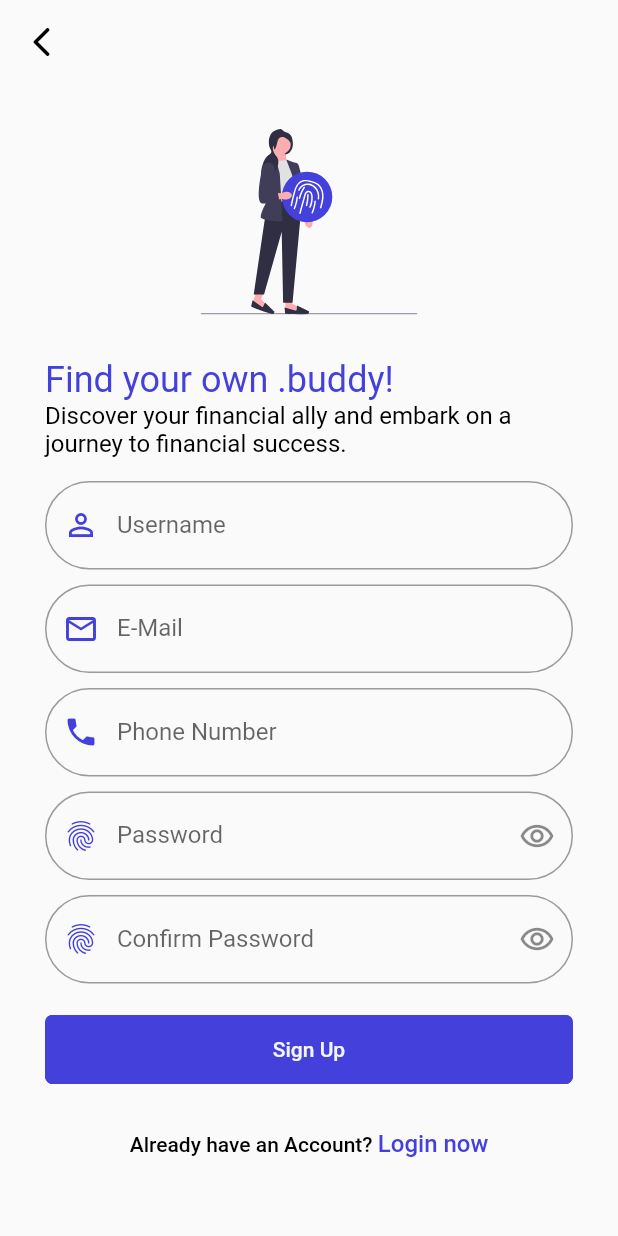
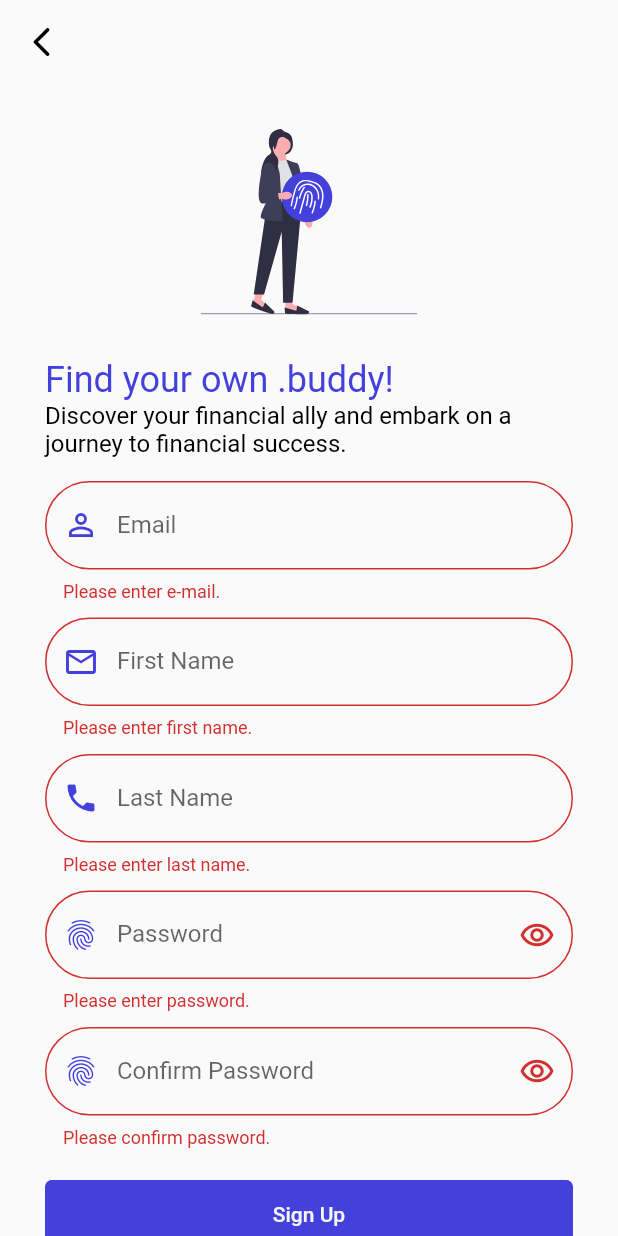
Before and after one commit to jtrznadel/budgetBuddy, a Flutter app: the SignUpScreen screen opened directly, after a tap on "Sign Up", on a phone screen of 412 x 824 dp. Run offline on Flutter 3.47's test engine with Material 2 defaults, Android fonts, the phone set to English and light mode, and no system bars; our stand-ins replace animated_text_kit, curved_navigation_bar, dio, fl_chart, flutter_secure_storage, flutter_svg and 4 more; missing offline and left inert: animated_button_bar; accounts and stored records are empty; network calls fail.

Commit message:
expenses repo added

```diff
--- a/lib/features/authentication/controllers/login_controller.dart
+++ b/lib/features/authentication/controllers/login_controller.dart
@@ -1,11 +1,19 @@
+import 'package:budget_buddy/repositories/authentication_repository/authentication_repository.dart';
 import 'package:flutter/material.dart';
+import 'package:flutter_secure_storage/flutter_secure_storage.dart';
 import 'package:get/get.dart';
 
 class LogInController extends GetxController {
   static LogInController get instance => Get.find();
+  final storage = const FlutterSecureStorage();
 
   bool isPasswordObscured = true;
 
   final email = TextEditingController();
   final password = TextEditingController();
+
+  void loginUser(String email, String password) async {
+    var result = await AuthenticationRepository().loginUser(email, password);
+    await storage.write(key: 'token', value: result.toString());
+  }
 }
--- a/lib/features/authentication/controllers/signup_controller.dart
+++ b/lib/features/authentication/controllers/signup_controller.dart
@@ -1,3 +1,5 @@
+import 'package:budget_buddy/models/authentication_models/user_registration_model.dart';
+import 'package:budget_buddy/repositories/authentication_repository/authentication_repository.dart';
 import 'package:flutter/material.dart';
 import 'package:get/get.dart';
 
@@ -7,9 +9,13 @@ class SignUpController extends GetxController {
   bool isPasswordObscured = true;
   bool isConfirmPasswordObscured = true;
 
-  final username = TextEditingController();
   final email = TextEditingController();
-  final phoneNumber = TextEditingController();
   final password = TextEditingController();
   final confirmPassword = TextEditingController();
+  final firstName = TextEditingController();
+  final lastName = TextEditingController();
+
+  void registerUser(UserRegistrationModel user) {
+    AuthenticationRepository().registerUser(user.toJson());
+  }
 }
--- a/lib/features/authentication/screens/login_screen/widgets/login_form_widget.dart
+++ b/lib/features/authentication/screens/login_screen/widgets/login_form_widget.dart
@@ -2,6 +2,7 @@ import 'package:budget_buddy/common_widgets/navigation/navigation_profile_widget
 import 'package:budget_buddy/constants/color_palette.dart';
 import 'package:budget_buddy/features/authentication/controllers/login_controller.dart';
 import 'package:flutter/material.dart';
+import 'package:flutter_secure_storage/flutter_secure_storage.dart';
 import 'package:get/get.dart';
 
 import '../../../../../constants/sizes.dart';
@@ -16,6 +17,8 @@ class LoginForm extends StatefulWidget {
   @override
   State<LoginForm> createState() => _LoginFormState();
 }
+
+const storage = FlutterSecureStorage();
 
 class _LoginFormState extends State<LoginForm> {
   @override
@@ -93,6 +96,10 @@ class _LoginFormState extends State<LoginForm> {
                 width: double.infinity,
                 child: ElevatedButton(
                   onPressed: () {
+                    if (formKey.currentState!.validate()) {
+                      LogInController.instance.loginUser(
+                          controller.email.text.trim(), controller.password.text.trim());
+                    }
                     Get.to(() => const NavigationProfile());
                   },
                   child: const Text("Login"),
--- a/lib/features/authentication/screens/signup_screen/widgets/signup_form_widget.dart
+++ b/lib/features/authentication/screens/signup_screen/widgets/signup_form_widget.dart
@@ -1,5 +1,7 @@
 import 'package:budget_buddy/constants/sizes.dart';
 import 'package:budget_buddy/features/authentication/controllers/signup_controller.dart';
+import 'package:budget_buddy/features/authentication/screens/login_screen/login_screen.dart';
+import 'package:budget_buddy/models/authentication_models/user_registration_model.dart';
 import 'package:flutter/material.dart';
 import 'package:get/get.dart';
 
@@ -25,21 +27,6 @@ class _SignUpFormWidgetState extends State<SignUpFormWidget> {
           crossAxisAlignment: CrossAxisAlignment.start,
           children: [
             TextFormField(
-              controller: controller.username,
-              validator: (value) {
-                if (value == null || value.isEmpty) {
-                  return 'Please enter username.';
-                } else {
-                  return null;
-                }
-              },
-              decoration: const InputDecoration(
-                label: Text("Username"),
-                prefixIcon: Icon(Icons.person_outline_outlined),
-              ),
-            ),
-            const SizedBox(height: kDefaultPadding - 20),
-            TextFormField(
               controller: controller.email,
               validator: (value) {
                 if (value == null || value.isEmpty) {
@@ -49,22 +36,37 @@ class _SignUpFormWidgetState extends State<SignUpFormWidget> {
                 }
               },
               decoration: const InputDecoration(
-                label: Text("E-Mail"),
+                label: Text("Email"),
+                prefixIcon: Icon(Icons.person_outline_outlined),
+              ),
+            ),
+            const SizedBox(height: kDefaultPadding - 20),
+            TextFormField(
+              controller: controller.firstName,
+              validator: (value) {
+                if (value == null || value.isEmpty) {
+                  return 'Please enter first name.';
+                } else {
+                  return null;
+                }
+              },
+              decoration: const InputDecoration(
+                label: Text("First Name"),
                 prefixIcon: Icon(Icons.email_outlined),
               ),
             ),
             const SizedBox(height: kDefaultPadding - 20),
             TextFormField(
-              controller: controller.phoneNumber,
+              controller: controller.lastName,
               validator: (value) {
                 if (value == null || value.isEmpty) {
-                  return 'Please enter phone number.';
+                  return 'Please enter last name.';
                 } else {
                   return null;
                 }
               },
               decoration: const InputDecoration(
-                label: Text("Phone Number"),
+                label: Text("Last Name"),
                 prefixIcon: Icon(Icons.phone),
               ),
             ),
@@ -129,7 +131,18 @@ class _SignUpFormWidgetState extends State<SignUpFormWidget> {
             SizedBox(
               width: double.infinity,
               child: ElevatedButton(
-                onPressed: () {},
+                onPressed: () {
+                  if (formKey.currentState!.validate()) {
+                    SignUpController.instance.registerUser(UserRegistrationModel(
+                      email: controller.email.text.trim(),
+                      firstName: controller.firstName.text.trim(),
+                      lastName: controller.lastName.text.trim(),
+                      password: controller.password.text.trim(),
+                      confirmPassword: controller.confirmPassword.text.trim(),
+                    ));
+                    Get.to(() => const LoginScreen());
+                  }
+                },
                 child: const Text("Sign Up"),
               ),
             ),
--- a/lib/features/core/screens/dashboard/widgets/expense_widget.dart
+++ b/lib/features/core/screens/dashboard/widgets/expense_widget.dart
@@ -35,14 +35,14 @@ class ExpenseWidget extends StatelessWidget {
               Column(
                 crossAxisAlignment: CrossAxisAlignment.start,
                 children: [
-                  Text(expense.title),
-                  Text(DateFormat.yMMMd().format(expense.date))
+                  Text(expense.name.toString()),
+                  Text(DateFormat.yMMMd().format(expense.date!))
                 ],
               ),
             ],
           ),
           Text(
-            "-${expense.amount} zł",
+            "-${expense.price} zł",
             style: const TextStyle(fontSize: 16, fontWeight: FontWeight.bold),
           )
         ],
--- a/lib/features/core/screens/profile/profile_screen.dart
+++ b/lib/features/core/screens/profile/profile_screen.dart
@@ -1,6 +1,8 @@
 import 'package:budget_buddy/constants/color_palette.dart';
 import 'package:budget_buddy/constants/sizes.dart';
+import 'package:budget_buddy/features/authentication/screens/welcome_screen/welcome_screen.dart';
 import 'package:flutter/material.dart';
+import 'package:get/get.dart';
 
 class ProfileScreen extends StatelessWidget {
   const ProfileScreen({super.key});
@@ -121,7 +123,7 @@ class ProfileScreen extends StatelessWidget {
                   thickness: 1.0,
                 ),
                 TextButton.icon(
-                  onPressed: () {},
+                  onPressed: () => (() => Get.to(const WelcomeScreen())),
                   icon: const Icon(
                     Icons.logout_rounded,
                     size: 24,
--- /dev/null
+++ b/lib/models/authentication_models/user_registration_model.dart
@@ -0,0 +1,28 @@
+class UserRegistrationModel {
+  String? email;
+  String? password;
+  String? confirmPassword;
+  String? firstName;
+  String? lastName;
+
+  UserRegistrationModel(
+      {this.email, this.password, this.confirmPassword, this.firstName, this.lastName});
+
+  UserRegistrationModel.fromJson(Map<String, dynamic> json) {
+    email = json['email'];
+    password = json['password'];
+    confirmPassword = json['confirmPassword'];
+    firstName = json['firstName'];
+    lastName = json['lastName'];
+  }
+
+  Map<String, dynamic> toJson() {
+    final Map<String, dynamic> data = <String, dynamic>{};
+    data['email'] = email;
+    data['password'] = password;
+    data['confirmPassword'] = confirmPassword;
+    data['firstName'] = firstName;
+    data['lastName'] = lastName;
+    return data;
+  }
+}
--- /dev/null
+++ b/lib/repositories/authentication_repository/authentication_repository.dart
@@ -0,0 +1,27 @@
+import 'package:budget_buddy/auth/secrets.dart';
+import 'package:dio/dio.dart';
+
+class AuthenticationRepository {
+  final Dio _dio = Dio();
+
+  Future<Response> registerUser(Map<String, dynamic>? userData) async {
+    try {
+      Response response = await _dio.post('$apiAdress/Users/Register', data: userData);
+      return response.data;
+    } on DioException catch (e) {
+      return e.response!.data;
+    }
+  }
+
+  Future<Response> loginUser(String email, String password) async {
+    try {
+      Response response = await _dio.post(
+        '$apiAdress/Users/Login',
+        data: {'email': email, 'password': password},
+      );
+      return response;
+    } on DioException catch (e) {
+      return e.response!;
+    }
+  }
+}
--- a/pubspec.yaml
+++ b/pubspec.yaml
@@ -48,6 +48,8 @@ dependencies:
   animated_button_bar: ^1.0.0
   fl_chart: ^0.63.0
   firebase_core: ^2.14.0
+  dio: ^5.2.1+1
+  flutter_secure_storage: ^8.0.0
 
 dev_dependencies:
   flutter_test:
```
Also changed, not shown: lib/features/core/controllers/expenses_controller.dart (added, +24 -0 lines), lib/features/core/models/expense_model.dart (+54 -8 lines), lib/features/core/screens/dashboard/dashboard_screen.dart (+48 -36 lines), lib/repositories/core_repository/expenses_repository.dart (added, +24 -0 lines), pubspec.lock, 5 other files.
